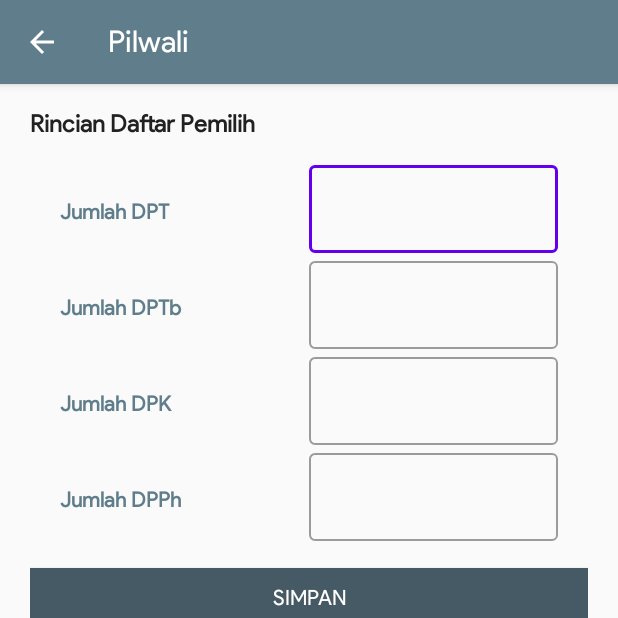
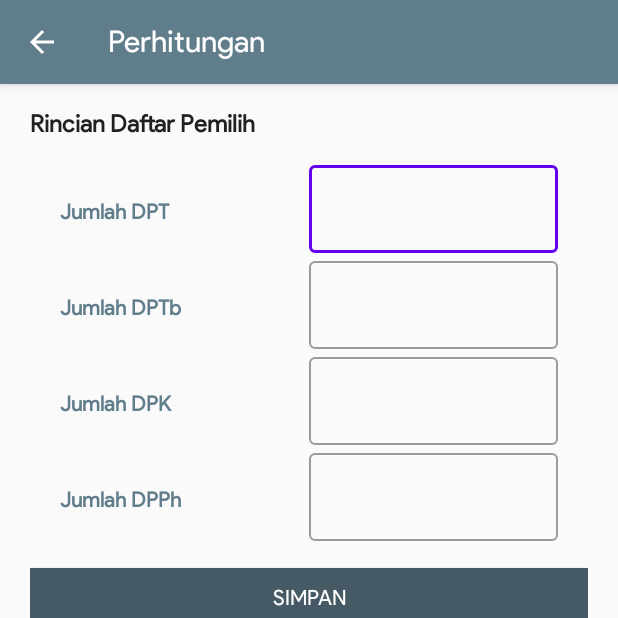
Before and after one commit to imufiid/pilwali-app, an Android app: the PilwaliActivity screen opened directly, with no data from a screen before it, on a phone screen of 412 x 824 dp, the top half of it. Run offline under Robolectric (Android 15) with nearby library versions, the phone set to English and light mode, and no system bars; our stand-ins replace RxJava, Shimmer; network calls fail.

Commit message:
cek isDefault and update string resource

```diff
--- a/app/src/main/java/com/mufiid/pilwali2020/ui/activities/PilwaliActivity.kt
+++ b/app/src/main/java/com/mufiid/pilwali2020/ui/activities/PilwaliActivity.kt
@@ -115,6 +115,11 @@ class PilwaliActivity : AppCompatActivity(), ITpsView, View.OnClickListener {
             btn_add.visibility = View.VISIBLE
         }
 
+        if(data.isDefault == "1") {
+            btn_simpan.visibility = View.GONE
+            Toast.makeText(this, getString(R.string.notif_perhitungan), Toast.LENGTH_SHORT).show()
+        }
+
         data.verified?.toInt()?.let { Constants.setVerification(this, it) }
 
         when (data.verified) {
--- a/app/src/main/res/values/strings.xml
+++ b/app/src/main/res/values/strings.xml
@@ -9,7 +9,7 @@
 
     <string name="title_beranda">Beranda</string>
     <string name="title_detail_tps">Detail TPS</string>
-    <string name="title_pilwali">Pilwali</string>
+    <string name="title_pilwali">Perhitungan</string>
     <string name="title_monitoring_perhitungan">Monitoring Perhitungan</string>
     <string name="edit_account">Edit Profil</string>
     <string name="perolehan_suara">Perolehan Suara</string>
@@ -22,7 +22,7 @@
     <string name="jumlah_pemilih">Jumlah Pemilih</string>
     <string name="suara_tidak_sah">Suara Tidak Sah</string>
 
-    <string name="pilwali">Pilwali</string>
+    <string name="pilwali">Perhitungan</string>
     <string name="tps">TPS</string>
     <string name="monitoring">Monitoring</string>
     <string name="blangko">C1 Plano</string>
@@ -44,6 +44,7 @@
     <string name="verification">Sudah diverifikasi</string>
     <string name="not_verification">Belum diverifikasi</string>
     <string name="form_is_required">Form tidak boleh kosong</string>
+    <string name="notif_perhitungan">Data TPS harus diisi sebelum mengisi perhitungan</string>
 
     <string name="keluar">Keluar</string>
     <string name="cancel">Cancel</string>
```
